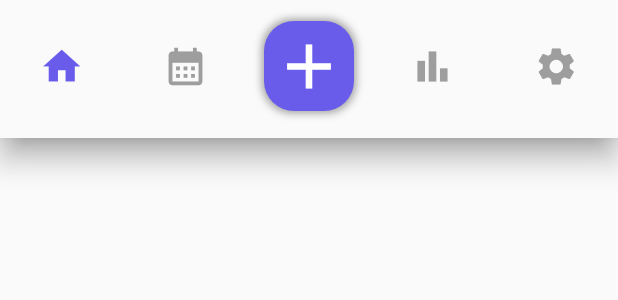
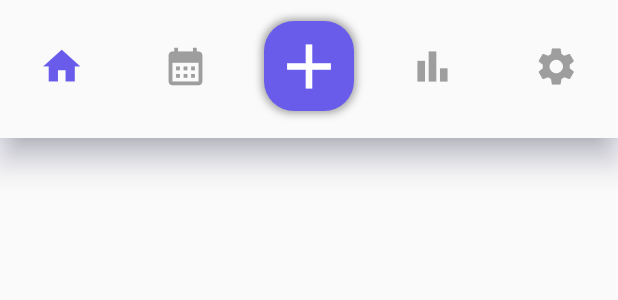
Before and after one commit to atlastMarketing/prototype-mobile-app, a Flutter app: the BottomNavigation widget shown alone on an empty page, opened directly with empty values, on a phone screen of 412 x 824 dp. Shown: the top 300 px of the screen. Run offline on Flutter 3.47's test engine with Material 2 defaults, Android fonts, the phone set to English and light mode, and no system bars; network calls fail.

Commit message:
distinguish light and dark colors

```diff
--- a/lib/configs/theme.dart
+++ b/lib/configs/theme.dart
@@ -48,7 +48,8 @@ class AppColors {
   static const error = Color.fromRGBO(253, 150, 130, 1.0);
 
   static const black = Colors.black;
-  static const light = Colors.grey;
+  static const dark = Colors.grey;
+  static const light = Color.fromRGBO(241, 241, 253, 1.0);
   static const white = Colors.white;
 }
 
@@ -59,10 +60,6 @@ class AppText {
     fontSize: 60,
     // fontWeight: FontWeight.w600,
   );
-  static const subtitle = TextStyle(
-    fontSize: 24,
-    fontWeight: FontWeight.w300,
-  );
   // heading
   static const heading = TextStyle(
     fontSize: 32,
@@ -71,6 +68,11 @@ class AppText {
   static const subheading = TextStyle(
     fontSize: 22,
     fontWeight: FontWeight.w700,
+  );
+  // buttons
+  static const buttonLargeText = TextStyle(
+    fontSize: 24,
+    fontWeight: FontWeight.w600,
   );
   // body
   static const bodyLight = TextStyle(
@@ -104,5 +106,5 @@ class AppText {
 
   static const primaryText = TextStyle(color: AppColors.primary);
   static const blackText = TextStyle(color: AppColors.black);
-  static const whiteText = TextStyle(color: AppColors.black);
+  static const whiteText = TextStyle(color: AppColors.white);
 }
--- a/lib/screens/home/home_details.dart
+++ b/lib/screens/home/home_details.dart
@@ -25,7 +25,7 @@ class HomeDetails extends StatelessWidget {
           icon: const Icon(Icons.arrow_back),
           splashRadius: 20,
           onPressed: goBack,
-          color: AppColors.light,
+          color: AppColors.black,
         ),
         leadingWidth: 60,
         toolbarHeight: 80,
--- a/lib/screens/onboarding/widgets/app_bar_steps.dart
+++ b/lib/screens/onboarding/widgets/app_bar_steps.dart
@@ -44,7 +44,7 @@ class AppBarSteps extends StatelessWidget {
                       height: 2,
                       child: DecoratedBox(
                         decoration: BoxDecoration(
-                          color: AppColors.light,
+                          color: AppColors.dark,
                           borderRadius: BorderRadius.circular(15.0),
                         ),
                       ),
--- a/lib/shared/bottom_navigation.dart
+++ b/lib/shared/bottom_navigation.dart
@@ -28,7 +28,7 @@ class BottomNavigation extends StatelessWidget {
                 offset: Offset(0, 0.0),
                 blurRadius: 4.0,
                 spreadRadius: 1.0,
-                color: AppColors.light,
+                color: AppColors.dark,
               ),
             ],
           ),
@@ -38,7 +38,7 @@ class BottomNavigation extends StatelessWidget {
         return Icon(
           route.icon,
           size: 30,
-          color: active ? AppColors.primary : AppColors.light,
+          color: active ? AppColors.primary : AppColors.dark,
         );
     }
   }
@@ -54,12 +54,12 @@ class BottomNavigation extends StatelessWidget {
   @override
   Widget build(BuildContext context) {
     return Container(
-      decoration: BoxDecoration(
+      decoration: const BoxDecoration(
         boxShadow: [
           BoxShadow(
-            color: AppColors.light.withOpacity(0.5),
+            color: AppColors.light,
             blurRadius: 20,
-            spreadRadius: 0,
+            spreadRadius: 15,
           ),
         ],
       ),
--- a/lib/shared/button.dart
+++ b/lib/shared/button.dart
@@ -34,7 +34,7 @@ class CustomButton extends StatelessWidget {
       child: Text(
         text,
         style: disabled
-            ? const TextStyle(color: AppColors.light, fontSize: 16)
+            ? const TextStyle(color: AppColors.dark, fontSize: 16)
             : TextStyle(color: textColor, fontSize: 16),
       ),
     );
--- a/lib/shared/form_text_dropdown.dart
+++ b/lib/shared/form_text_dropdown.dart
@@ -37,7 +37,7 @@ class CustomFormTextDropdown extends StatelessWidget {
             vertical: 15.0,
           ),
           enabledBorder: OutlineInputBorder(
-            borderSide: BorderSide(color: AppColors.light.withOpacity(0.5)),
+            borderSide: BorderSide(color: AppColors.dark.withOpacity(0.5)),
             borderRadius: const BorderRadius.all(Radius.circular(10)),
           ),
           disabledBorder: const OutlineInputBorder(
--- a/lib/shared/form_text_field.dart
+++ b/lib/shared/form_text_field.dart
@@ -37,7 +37,7 @@ class CustomFormTextField extends StatelessWidget {
           vertical: 15.0,
         ),
         enabledBorder: OutlineInputBorder(
-          borderSide: BorderSide(color: AppColors.light.withOpacity(0.5)),
+          borderSide: BorderSide(color: AppColors.dark.withOpacity(0.5)),
           borderRadius: const BorderRadius.all(Radius.circular(10)),
         ),
         disabledBorder: const OutlineInputBorder(
--- a/lib/shared/layouts/full_page.dart
+++ b/lib/shared/layouts/full_page.dart
@@ -40,7 +40,7 @@ class LayoutFullPage extends StatelessWidget {
       elevation: 0,
       leading: handleBack != null
           ? IconButton(
-              icon: const Icon(Icons.arrow_back, color: Colors.grey),
+              icon: const Icon(Icons.arrow_back, color: Colors.grey, size: 30),
               onPressed: handleBack,
             )
           : null,
```
